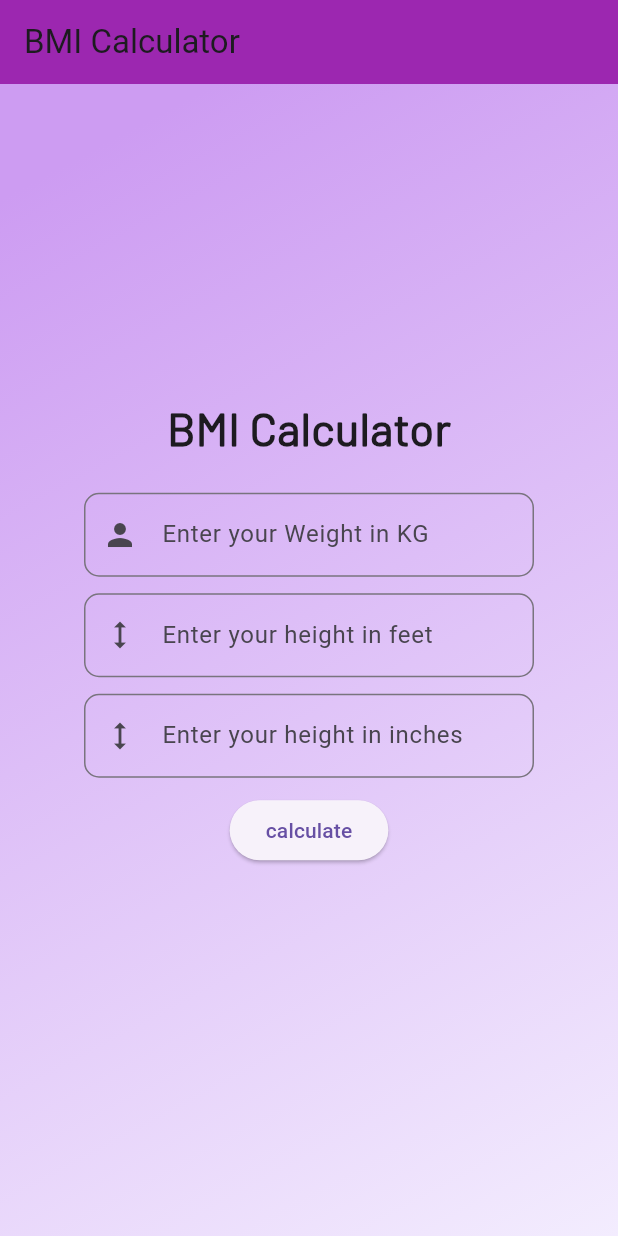
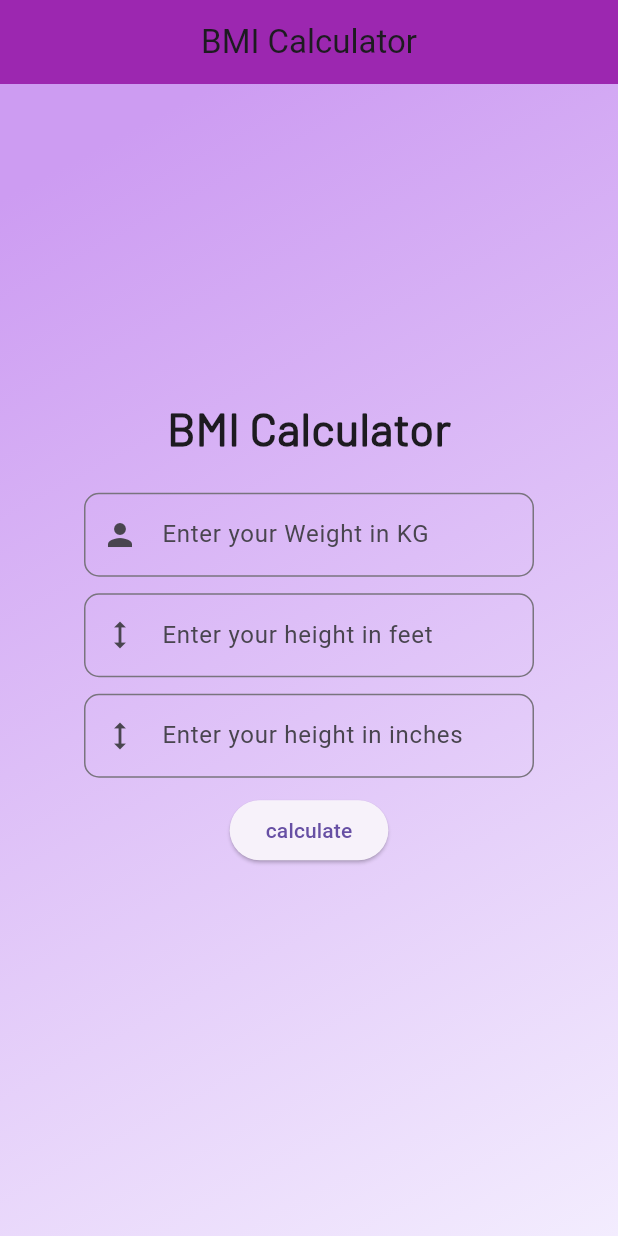
Before and after one commit to maharshi-sinha/bmi_application, a Flutter app: the screen it shows after launch, on a phone screen of 412 x 824 dp. Run offline on Flutter 3.47's test engine with Material 3 defaults, Android fonts, the phone set to English and light mode, and no system bars.

Commit message:
change in appbar

```diff
--- a/lib/main.dart
+++ b/lib/main.dart
@@ -32,7 +32,7 @@ class homepageState extends State<homePage> {
     // TODO: implement build
     return Scaffold(
       appBar: AppBar(
-        title: Text('BMI Calculator'),
+        title: Center(child: Text('BMI Calculator')),
         backgroundColor: Colors.purple,
       ),
       body: Container(
```
Also changed, not shown: 2 other files.
